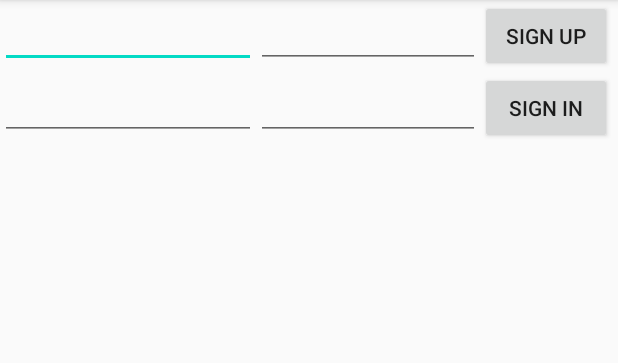
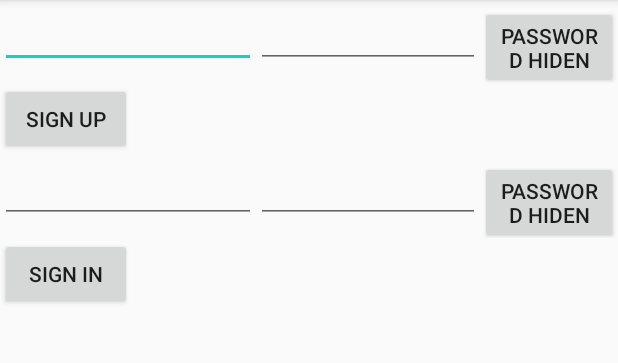
Before and after one commit to CMPUT301F20T06/BookTruck, an Android app: the screen it shows after launch (SignUpActivity), on a phone screen of 412 x 824 dp, the part 84-447 px from its top. Run offline under Robolectric (Android 15) with nearby library versions, the phone set to English and light mode, and no system bars; our stand-ins replace Firebase (no records; nobody signed in at launch, a user with empty details on screens opened directly).

Commit message:
Update signup_view.xml
some corresponding changes on layout

```diff
--- a/app/src/main/res/layout/signup_view.xml
+++ b/app/src/main/res/layout/signup_view.xml
@@ -20,8 +20,16 @@
             android:id="@+id/signup_password"
             android:layout_width="wrap_content"
             android:layout_height="wrap_content"
+            android:inputType="textPassword"
             android:ems="7">
         </EditText>
+        <Button
+            android:id="@+id/first_visible"
+            android:layout_width="wrap_content"
+            android:layout_height="wrap_content"
+            android:text="PASSWORD HIDEN"></Button>
+
+    </LinearLayout>
 
     <Button
         android:id="@+id/signup_button"
@@ -29,7 +37,6 @@
         android:layout_height="wrap_content"
         android:onClick="signUp"
         android:text="Sign Up"></Button>
-    </LinearLayout>
 
     <LinearLayout
         android:layout_width="match_parent"
@@ -47,6 +54,13 @@
             android:layout_height="wrap_content"
             android:ems="7">
         </EditText>
+        <Button
+            android:id="@+id/second_visible"
+            android:layout_width="wrap_content"
+            android:layout_height="wrap_content"
+            android:text="PASSWORD HIDEN"></Button>
+
+    </LinearLayout>
 
     <Button
         android:id="@+id/signin_button"
@@ -55,4 +69,3 @@
         android:onClick="signIn"
         android:text="Sign In"></Button>
 </LinearLayout>
-</LinearLayout>
```
Lines whose indentation alone changed are shown as unchanged.
